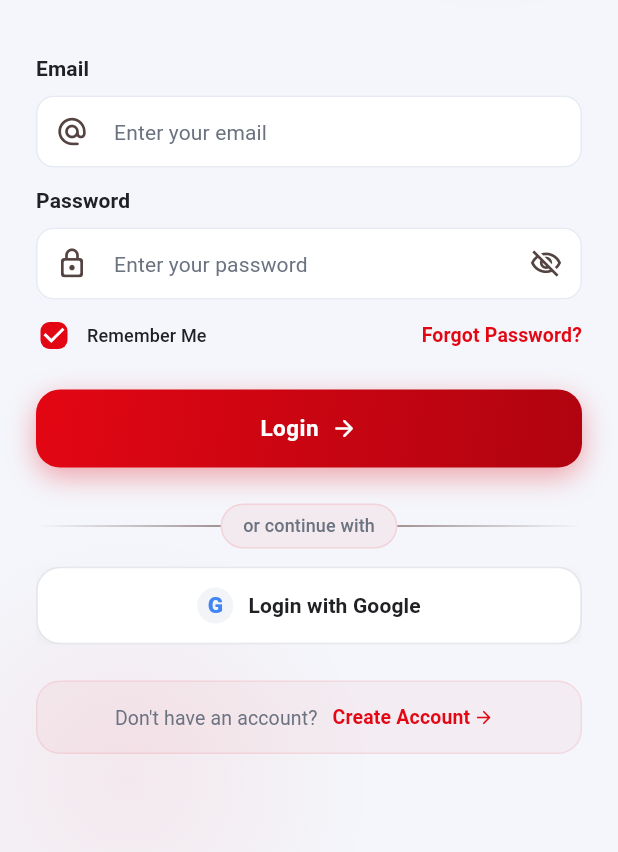
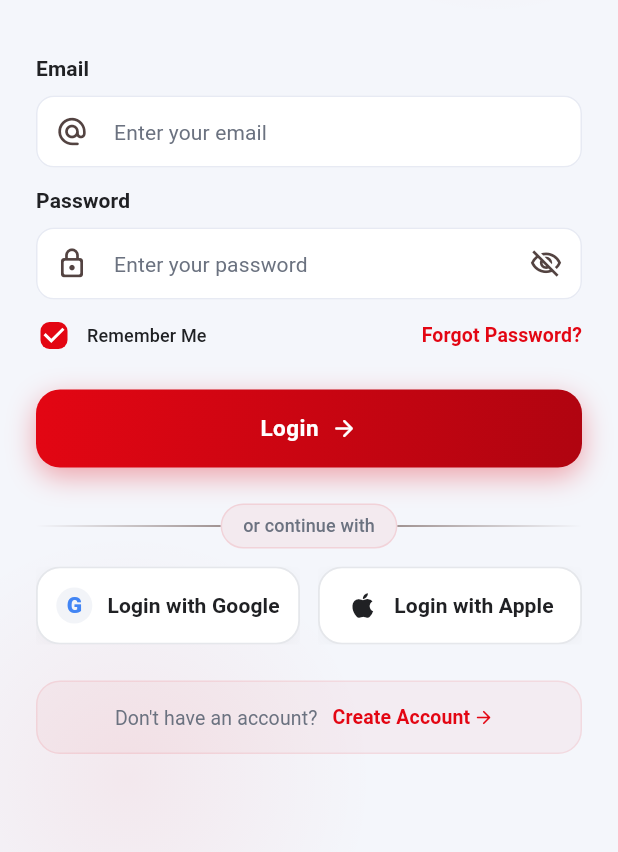
Before and after one commit to bharath281985/goexperts-flutter-app_new_28, a Flutter app: the LoginPage screen opened by its route, on a phone screen of 412 x 824 dp, the part 329-1181 px from its top. Run offline on Flutter 3.47's test engine with Material 3 defaults, Android fonts, the phone set to English and light mode, and no system bars; our stand-ins replace cached_network_image, connectivity_plus, country_code_picker, dio, equatable, file_picker and 19 more; missing offline and left inert: easebuzz_flutter, phone_numbers_parser; accounts and stored records are empty; Roboto replaces fonts that are missing (Poppins).

Commit message:
fix: apple login API compatibility and android web options

```diff
--- a/lib/features/auth/data/datasources/auth_remote_datasource.dart
+++ b/lib/features/auth/data/datasources/auth_remote_datasource.dart
@@ -242,7 +242,8 @@ class AuthRemoteDatasource {
       'idToken': idToken,
       if (accessToken != null) 'accessToken': accessToken,
       if (email != null) 'email': email,
-      if (fullName != null) 'fullName': fullName,
+      if (fullName != null && fullName.isNotEmpty) 'fullName': fullName,
+      if (endpoint.contains('apple')) 'platform': 'ios',
       ...device,
     };
     final result = await _api.postPayload<Map<String, dynamic>>(
@@ -257,8 +258,7 @@ class AuthRemoteDatasource {
   }
 
   Future<void> _persistTokens(Map<String, dynamic> data) async {
-    final access =
-        (data['token'] ?? data['accessToken']) as String?;
+    final access = (data['token'] ?? data['accessToken']) as String?;
     final refresh = (data['refreshToken'] ?? '') as String;
     final userJson = data['user'] ?? data['data'];
     String? userId;
--- a/lib/features/auth/presentation/widgets/social_login_row.dart
+++ b/lib/features/auth/presentation/widgets/social_login_row.dart
@@ -65,7 +65,7 @@ class SocialLoginRow extends StatelessWidget {
 
   @override
   Widget build(BuildContext context) {
-    final showApple = Platform.isIOS || Platform.isMacOS;
+
     final isDark = Theme.of(context).brightness == Brightness.dark;
 
     return Column(
@@ -133,7 +133,7 @@ class SocialLoginRow extends StatelessWidget {
                 onTap: () => _startSocial(context, 'google'),
               ),
             ),
-            if (showApple) ...[
+
               AppSizes.hGapMd,
               Expanded(
                 child: _SocialButton(
@@ -143,7 +143,7 @@ class SocialLoginRow extends StatelessWidget {
                 ),
               ),
             ],
-          ],
+
         ),
       ],
     );
```
Also changed, not shown: lib/features/auth/data/datasources/social_auth_service.dart (+11 -3 lines).
